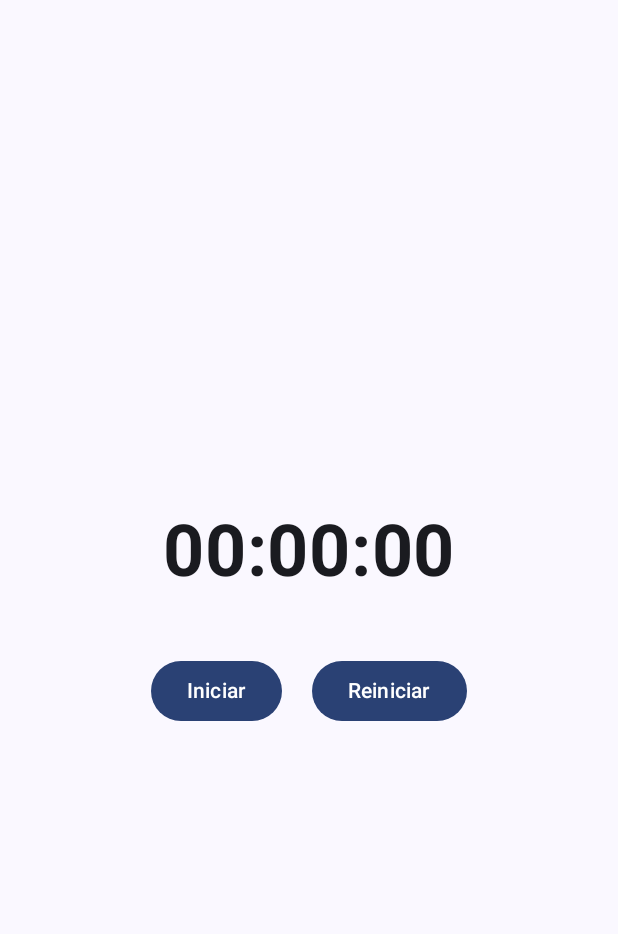
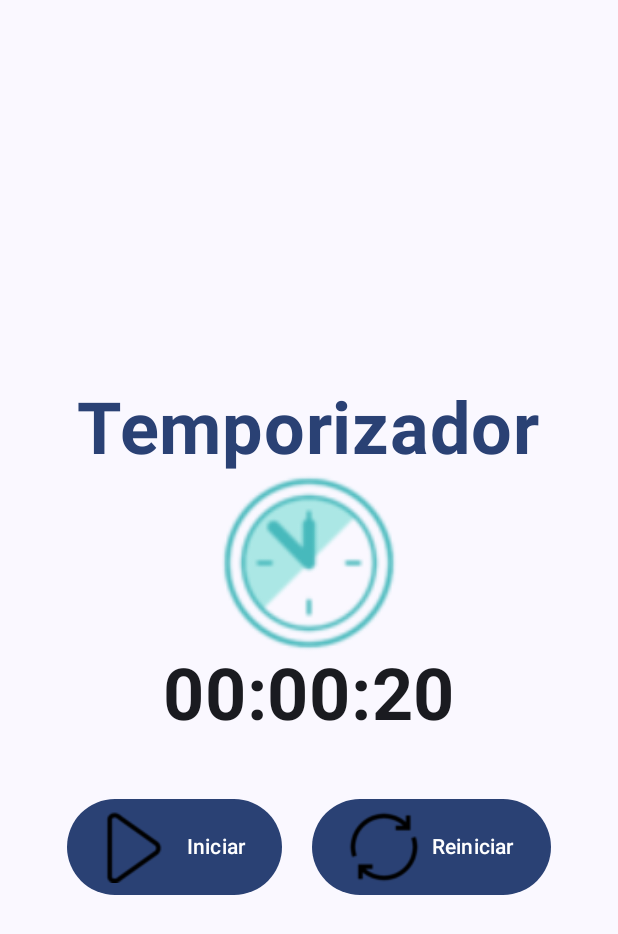
Before and after one commit to Marceko12/SumAndroid, an Android app built with Jetpack Compose: the screen it shows after launch (MainActivity), after a tap on "Reiniciar", on a phone screen of 412 x 824 dp. Shown: the top 934 px of the screen. Run offline under Robolectric (Android 15) with nearby library versions, the phone set to English and light mode, and no system bars; 2 other taps on this screen came first.

```diff
--- a/app/src/main/java/com/nicolas/mytemporizador/MainActivity.kt
+++ b/app/src/main/java/com/nicolas/mytemporizador/MainActivity.kt
@@ -4,17 +4,22 @@ import android.os.Bundle
 import androidx.activity.ComponentActivity
 import androidx.activity.compose.setContent
 import androidx.activity.enableEdgeToEdge
+import androidx.compose.foundation.Image
+import androidx.compose.foundation.background
 import androidx.compose.foundation.layout.*
 import androidx.compose.material3.*
 import androidx.compose.runtime.*
 import androidx.compose.ui.Alignment
 import androidx.compose.ui.Modifier
+import androidx.compose.ui.graphics.Brush
+import androidx.compose.ui.res.painterResource
 import androidx.compose.ui.text.font.FontWeight
 import androidx.compose.ui.tooling.preview.Preview
 import androidx.compose.ui.unit.dp
 import androidx.compose.ui.unit.sp
 import com.nicolas.mytemporizador.ui.theme.MyTemporizadorTheme
 import kotlinx.coroutines.delay
+import com.nicolas.mytemporizador.R
 
 class MainActivity : ComponentActivity() {
     override fun onCreate(savedInstanceState: Bundle?) {
@@ -22,8 +27,11 @@ class MainActivity : ComponentActivity() {
         enableEdgeToEdge()
         setContent {
             MyTemporizadorTheme {
-                Surface(modifier = Modifier.fillMaxSize()) {
+                Surface(modifier = Modifier.fillMaxSize(),
+                    color = MaterialTheme.colorScheme.surfaceBright) {
                     CronometroComponent()
+
+
                 }
             }
         }
@@ -32,27 +40,50 @@ class MainActivity : ComponentActivity() {
 
 @Composable
 fun CronometroComponent() {
-    var tiempoTranscurrido by remember { mutableStateOf(0) }
+    var tiempoTranscurrido by remember { mutableStateOf(20) }
     var isActivo by remember { mutableStateOf(false) }
+    var texto = "Terminado!"
 
     // Lógica del temporizador
     LaunchedEffect(key1 = isActivo) {
-        while (isActivo) {
-            delay(1000)
-            tiempoTranscurrido++
+        while (isActivo && tiempoTranscurrido > 0) {
+            delay(1000L)
+            tiempoTranscurrido--
         }
+        isActivo = false
     }
+
+
 
     Column(
         modifier = Modifier.fillMaxSize(),
         horizontalAlignment = Alignment.CenterHorizontally,
         verticalArrangement = Arrangement.Center
-    ) {
+
+    )
+    {
+        // titulo
+        Text(
+            text = "Temporizador",
+            fontSize = 48.sp,  // Tamaño grande
+            fontWeight = FontWeight.Bold,  // Texto en negrita
+            modifier = Modifier.padding(top = 30.dp),  // Espacio superior
+            color = MaterialTheme.colorScheme.primary  // Color del tema
+        )
+
+        // imagen de reloj
+        Image(
+            painter = painterResource(id = R.drawable.clock),
+            contentDescription = "Clock",
+            modifier = Modifier.size(120.dp)
+
+        )
         // Display del tiempo
         Text(
-            text = formatTime(tiempoTranscurrido),
+            text = if (tiempoTranscurrido > 0) formatTime(tiempoTranscurrido) else texto,
             fontSize = 48.sp,
-            fontWeight = FontWeight.Bold
+            fontWeight = FontWeight.Bold,
+            color = if (tiempoTranscurrido == 0) MaterialTheme.colorScheme.error else MaterialTheme.colorScheme.onBackground
         )
 
         Spacer(modifier = Modifier.height(40.dp))
@@ -61,21 +92,32 @@ fun CronometroComponent() {
         Row(
             horizontalArrangement = Arrangement.spacedBy(20.dp)
         ) {
+
             Button(
                 onClick = { isActivo = !isActivo },
                 colors = ButtonDefaults.buttonColors(
                     containerColor = if (isActivo) MaterialTheme.colorScheme.error else MaterialTheme.colorScheme.primary
                 )
             ) {
+                Image(
+                    painter = painterResource(id = if (isActivo) R.drawable.stop else R.drawable.iniciar),
+                    contentDescription = null
+                )
+                Spacer(modifier = Modifier.width(8.dp))
                 Text(if (isActivo) "Detener" else "Iniciar")
             }
 
             Button(
                 onClick = {
                     isActivo = false
-                    tiempoTranscurrido = 0
+                    tiempoTranscurrido = 20
                 }
             ) {
+                Image(
+                    painter = painterResource(id = R.drawable.reiniciar),
+                    contentDescription = null
+                )
+                Spacer(modifier = Modifier.width(8.dp))
                 Text("Reiniciar")
             }
         }
@@ -90,6 +132,8 @@ fun formatTime(seconds: Int): String {
     return String.format("%02d:%02d:%02d", hours, minutes, secs)
 }
 
+
+
 @Preview(showBackground = true)
 @Composable
 fun PreviewCronometro() {
```
Also changed, not shown: app/src/main/res/drawable/clock.png (added), app/src/main/res/drawable/iniciar.png (added), app/src/main/res/drawable/reiniciar.png (added), app/src/main/res/drawable/stop.png (added).
